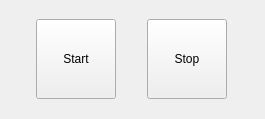
The window that karura_gui/src/dashboard/mobility/qt_designer/TimerButton.ui (KARURA-project/CS2026) describes before a commit, drawn with Qt 5.
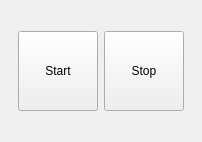
The same window after the commit.

Commit message: Generated Python code for TimerButton widget

Patch:
```diff
--- a/karura_gui/src/dashboard/mobility/qt_designer/TimerButton.ui
+++ b/karura_gui/src/dashboard/mobility/qt_designer/TimerButton.ui
@@ -6,14 +6,27 @@
    <rect>
     <x>0</x>
     <y>0</y>
-    <width>265</width>
-    <height>119</height>
+    <width>202</width>
+    <height>142</height>
    </rect>
   </property>
   <property name="windowTitle">
    <string>Form</string>
   </property>
   <layout class="QHBoxLayout" name="horizontalLayout_2">
+   <item>
+    <spacer name="horizontalSpacer">
+     <property name="orientation">
+      <enum>Qt::Orientation::Horizontal</enum>
+     </property>
+     <property name="sizeHint" stdset="0">
+      <size>
+       <width>40</width>
+       <height>20</height>
+      </size>
+     </property>
+    </spacer>
+   </item>
    <item>
     <widget class="QPushButton" name="pushButton_2">
      <property name="minimumSize">
@@ -33,6 +46,22 @@
      </property>
     </widget>
    </item>
+   <item>
+    <spacer name="horizontalSpacer_3">
+     <property name="orientation">
+      <enum>Qt::Orientation::Horizontal</enum>
+     </property>
+     <property name="sizeType">
+      <enum>QSizePolicy::Policy::Maximum</enum>
+     </property>
+     <property name="sizeHint" stdset="0">
+      <size>
+       <width>20</width>
+       <height>20</height>
+      </size>
+     </property>
+    </spacer>
+   </item>
    <item>
     <widget class="QPushButton" name="pushButton">
      <property name="minimumSize">
@@ -52,6 +81,19 @@
      </property>
     </widget>
    </item>
+   <item>
+    <spacer name="horizontalSpacer_2">
+     <property name="orientation">
+      <enum>Qt::Orientation::Horizontal</enum>
+     </property>
+     <property name="sizeHint" stdset="0">
+      <size>
+       <width>40</width>
+       <height>20</height>
+      </size>
+     </property>
+    </spacer>
+   </item>
   </layout>
  </widget>
  <resources/>
```
The commit also changes 5 other files.
